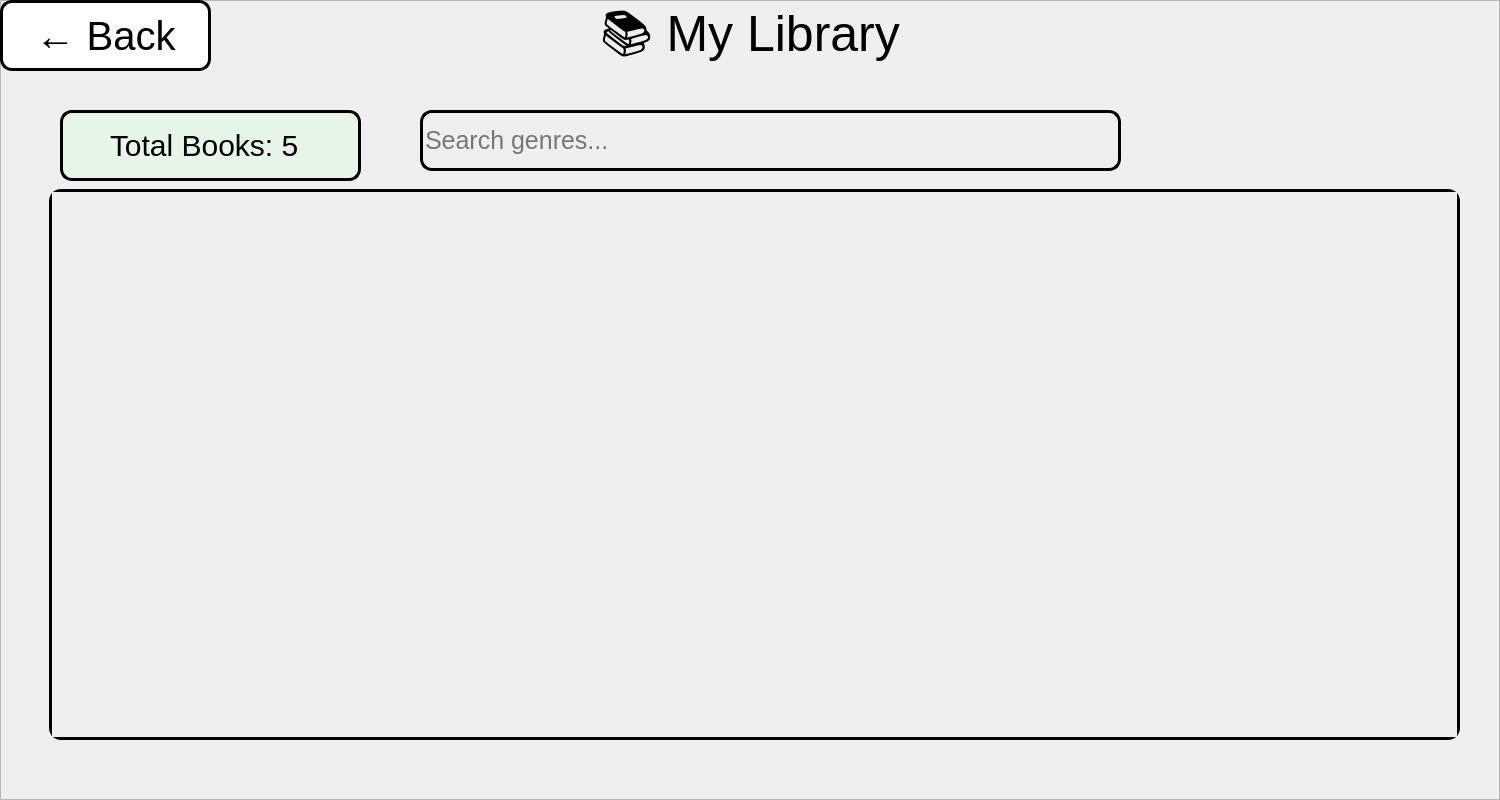
Before: the Qt Designer form BookClubProject/Users/mylibrarywindow.ui in mohammadshirizadeh-sudo/book-club, drawn with Qt 5.
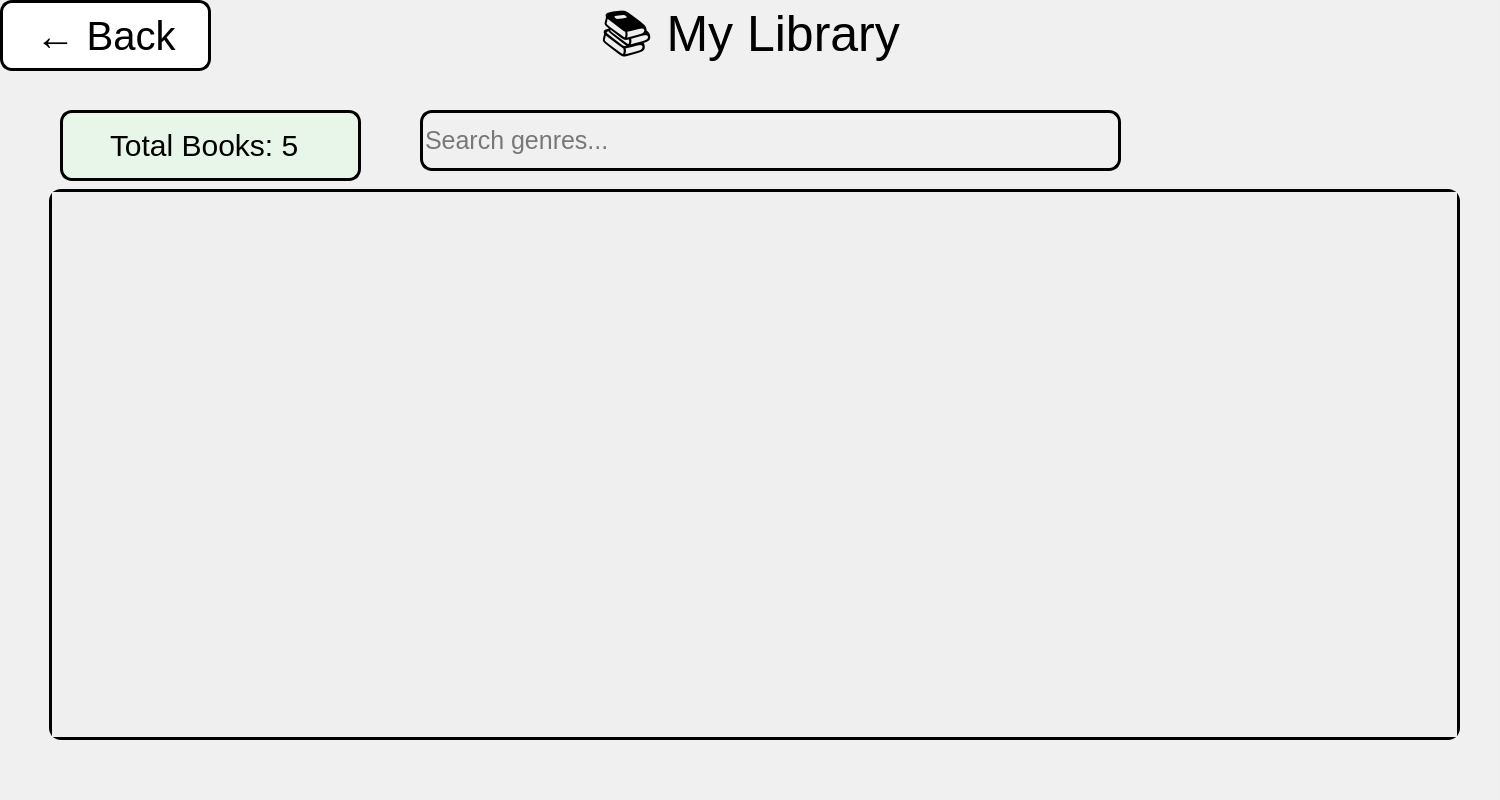
After: the same form once the commit is applied. Icons and pictures are not drawn.

Diff of the .ui file:
```diff
--- a/BookClubProject/Users/mylibrarywindow.ui
+++ b/BookClubProject/Users/mylibrarywindow.ui
@@ -27,7 +27,9 @@
      </rect>
     </property>
     <property name="styleSheet">
-     <string notr="true"/>
+     <string notr="true">QFrame {
+	background-color: rgba(255,255,255,10);
+}</string>
     </property>
     <property name="frameShape">
      <enum>QFrame::Shape::StyledPanel</enum>
```
